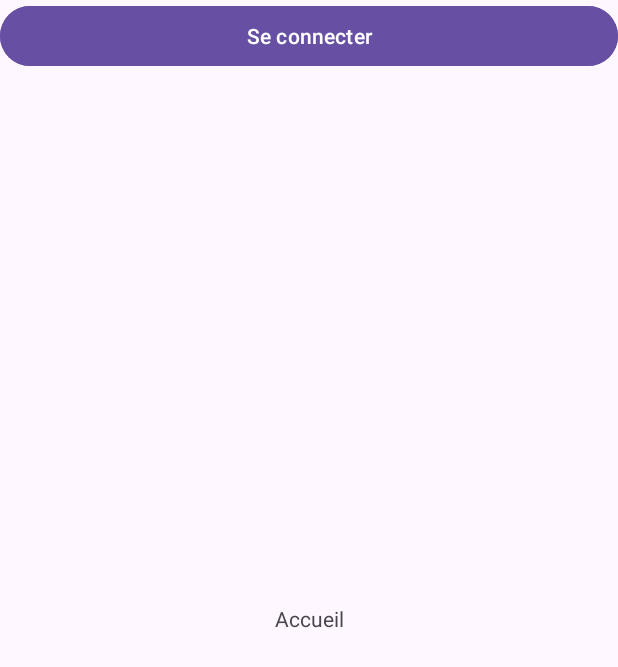
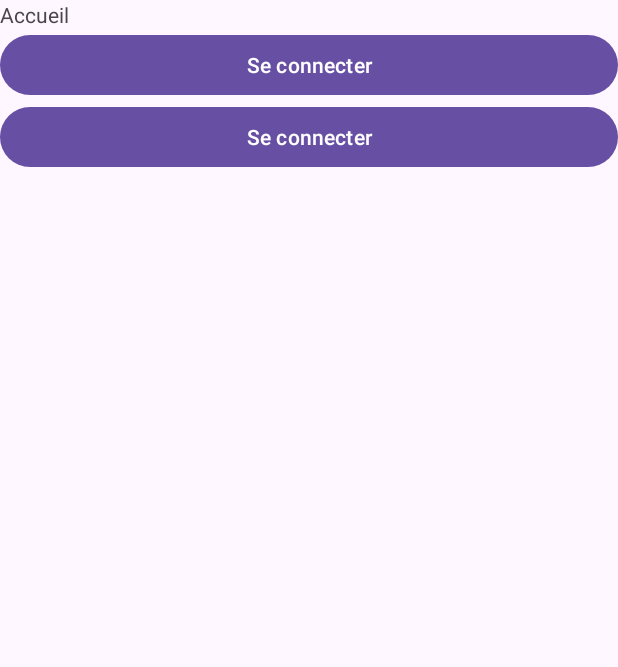
Before and after one commit to Spatulox/PA_AuTempsDonne, an Android app: the MainActivity screen opened directly, with no data from a screen before it, on a phone screen of 412 x 824 dp. Shown: the top 667 px of the screen. Run offline under Robolectric (Android 15) with nearby library versions, the phone set to English and light mode, and no system bars.

Commit message:
fix VM android crash WTF

```diff
--- a/android/app/src/main/java/com/example/autempsdonnee/MainActivity.kt
+++ b/android/app/src/main/java/com/example/autempsdonnee/MainActivity.kt
@@ -1,7 +1,6 @@
 package com.example.autempsdonnee
 
 import android.app.Activity
-import android.app.AlertDialog
 import android.content.Intent
 import androidx.appcompat.app.AppCompatActivity
 import android.os.Bundle
--- a/android/app/src/main/res/layout/activity_main.xml
+++ b/android/app/src/main/res/layout/activity_main.xml
@@ -1,5 +1,5 @@
 <?xml version="1.0" encoding="utf-8"?>
-<androidx.constraintlayout.widget.ConstraintLayout xmlns:android="http://schemas.android.com/apk/res/android"
+<LinearLayout xmlns:android="http://schemas.android.com/apk/res/android"
     xmlns:app="http://schemas.android.com/apk/res-auto"
     xmlns:tools="http://schemas.android.com/tools"
     android:layout_width="match_parent"
@@ -29,4 +29,4 @@
         android:text="@string/connecting"
         android:id="@+id/registerMain"/>
 
-</androidx.constraintlayout.widget.ConstraintLayout>
+</LinearLayout>
```
